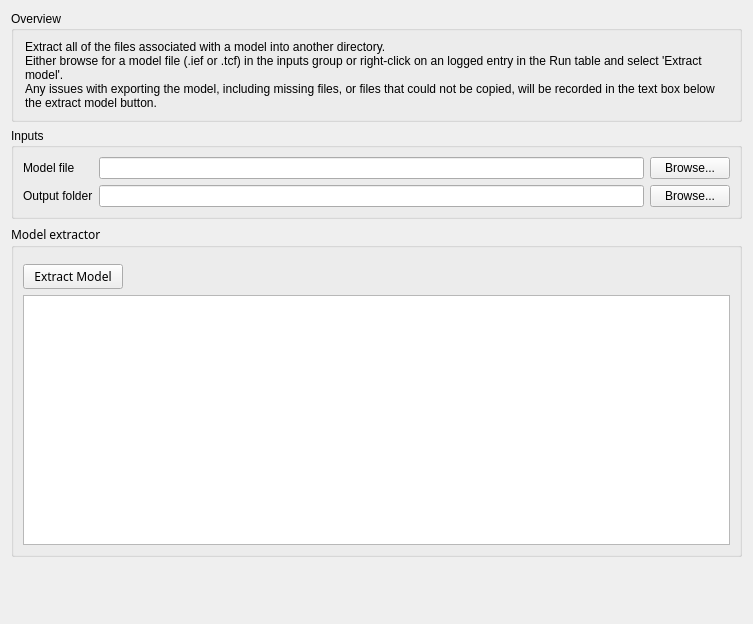
Above: src/logit/extractmodel/ModelExtractor_Widget.ui from ErmeviewEnvironmentalLtd/LogIT before the change. Below: the same form after it.
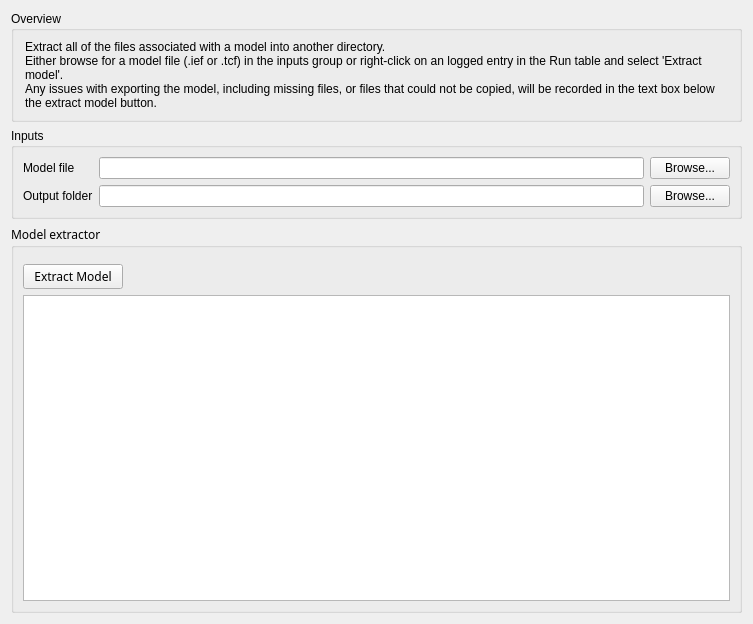
That is the form after the change.

Diff of the .ui file:
```diff
--- a/src/logit/extractmodel/ModelExtractor_Widget.ui
+++ b/src/logit/extractmodel/ModelExtractor_Widget.ui
@@ -149,7 +149,7 @@
         <property name="maximumSize">
          <size>
           <width>16777215</width>
-          <height>600</height>
+          <height>16777215</height>
          </size>
         </property>
         <property name="lineWrapMode">
@@ -186,19 +186,6 @@
      </layout>
     </widget>
    </item>
-   <item>
-    <spacer name="verticalSpacer">
-     <property name="orientation">
-      <enum>Qt::Vertical</enum>
-     </property>
-     <property name="sizeHint" stdset="0">
-      <size>
-       <width>20</width>
-       <height>3</height>
-      </size>
-     </property>
-    </spacer>
-   </item>
   </layout>
  </widget>
  <resources/>
```
